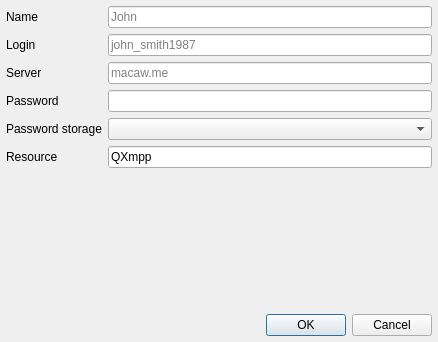
Above: ui/widgets/account.ui from shunf4/squawk before the change. Below: the same form after it.
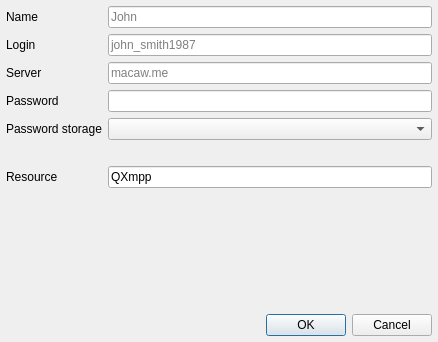
That is the form after the change.

What changed in the file:
```diff
--- a/ui/widgets/account.ui
+++ b/ui/widgets/account.ui
@@ -114,14 +114,14 @@
        </property>
       </widget>
      </item>
-     <item row="5" column="0">
+     <item row="6" column="0">
       <widget class="QLabel" name="label_5">
        <property name="text">
         <string>Resource</string>
        </property>
       </widget>
      </item>
-     <item row="5" column="1">
+     <item row="6" column="1">
       <widget class="QLineEdit" name="resource">
        <property name="toolTip">
         <string>A resource name like &quot;Home&quot; or &quot;Work&quot;</string>
@@ -141,6 +141,22 @@
      <item row="4" column="1">
       <widget class="QComboBox" name="passwordType"/>
      </item>
+     <item row="5" column="1">
+      <widget class="QLabel" name="comment">
+       <property name="sizePolicy">
+        <sizepolicy hsizetype="Preferred" vsizetype="Preferred">
+         <horstretch>0</horstretch>
+         <verstretch>0</verstretch>
+        </sizepolicy>
+       </property>
+       <property name="text">
+        <string/>
+       </property>
+       <property name="wordWrap">
+        <bool>true</bool>
+       </property>
+      </widget>
+     </item>
     </layout>
    </item>
    <item>
```
